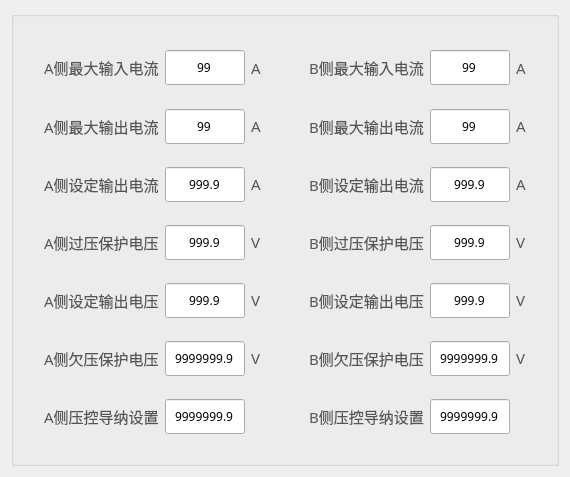
Old version of the form tform5.ui in the repository Curtain-Wang/BatteryControl.
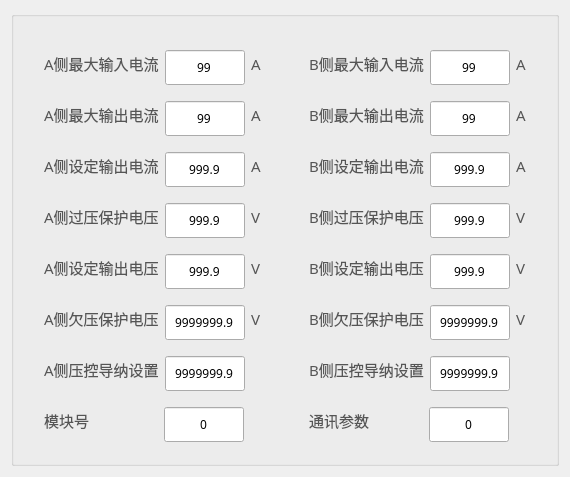
New version of the form. Custom widgets are drawn as their Qt base class.

Commit message: 新增模块号、通讯参数读取设置功能

What changed in the file:
```diff
--- a/tform5.ui
+++ b/tform5.ui
@@ -651,6 +651,91 @@
            </layout>
           </widget>
          </item>
+         <item>
+          <widget class="QGroupBox" name="groupBox_25">
+           <property name="styleSheet">
+            <string notr="true">QGroupBox {
+    border: none
+}
+</string>
+           </property>
+           <property name="title">
+            <string/>
+           </property>
+           <layout class="QHBoxLayout" name="horizontalLayout_29">
+            <item>
+             <widget class="QLabel" name="label_34">
+              <property name="font">
+               <font>
+                <family>Microsoft YaHei</family>
+                <pointsize>-1</pointsize>
+                <bold>false</bold>
+               </font>
+              </property>
+              <property name="text">
+               <string>模块号</string>
+              </property>
+             </widget>
+            </item>
+            <item>
+             <widget class="MyLineEdit" name="d0">
+              <property name="sizePolicy">
+               <sizepolicy hsizetype="Fixed" vsizetype="Fixed">
+                <horstretch>0</horstretch>
+                <verstretch>0</verstretch>
+               </sizepolicy>
+              </property>
+              <property name="minimumSize">
+               <size>
+                <width>80</width>
+                <height>35</height>
+               </size>
+              </property>
+              <property name="maximumSize">
+               <size>
+                <width>80</width>
+                <height>35</height>
+               </size>
+              </property>
+              <property name="font">
+               <font>
+                <family>Microsoft YaHei</family>
+               </font>
+              </property>
+              <property name="text">
+               <string>0</string>
+              </property>
+              <property name="alignment">
+               <set>Qt::AlignCenter</set>
+              </property>
+              <property name="readOnly">
+               <bool>true</bool>
+              </property>
+             </widget>
+            </item>
+            <item>
+             <widget class="QLabel" name="label_44">
+              <property name="maximumSize">
+               <size>
+                <width>11</width>
+                <height>16777215</height>
+               </size>
+              </property>
+              <property name="font">
+               <font>
+                <family>Microsoft YaHei</family>
+                <pointsize>-1</pointsize>
+                <bold>false</bold>
+               </font>
+              </property>
+              <property name="text">
+               <string/>
+              </property>
+             </widget>
+            </item>
+           </layout>
+          </widget>
+         </item>
         </layout>
        </widget>
       </item>
@@ -1261,6 +1346,91 @@
            </layout>
           </widget>
          </item>
+         <item>
+          <widget class="QGroupBox" name="groupBox_34">
+           <property name="styleSheet">
+            <string notr="true">QGroupBox {
+    border: none
+}
+</string>
+           </property>
+           <property name="title">
+            <string/>
+           </property>
+           <layout class="QHBoxLayout" name="horizontalLayout_30">
+            <item>
+             <widget class="QLabel" name="label_45">
+              <property name="font">
+               <font>
+                <family>Microsoft YaHei</family>
+                <pointsize>-1</pointsize>
+                <bold>false</bold>
+               </font>
+              </property>
+              <property name="text">
+               <string>通讯参数</string>
+              </property>
+             </widget>
+            </item>
+            <item>
+             <widget class="MyLineEdit" name="d1">
+              <property name="sizePolicy">
+               <sizepolicy hsizetype="Fixed" vsizetype="Fixed">
+                <horstretch>0</horstretch>
+                <verstretch>0</verstretch>
+               </sizepolicy>
+              </property>
+              <property name="minimumSize">
+               <size>
+                <width>80</width>
+                <height>35</height>
+               </size>
+              </property>
+              <property name="maximumSize">
+               <size>
+                <width>80</width>
+                <height>35</height>
+               </size>
+              </property>
+              <property name="font">
+               <font>
+                <family>Microsoft YaHei</family>
+               </font>
+              </property>
+              <property name="text">
+               <string>0</string>
+              </property>
+              <property name="alignment">
+               <set>Qt::AlignCenter</set>
+              </property>
+              <property name="readOnly">
+               <bool>true</bool>
+              </property>
+             </widget>
+            </item>
+            <item>
+             <widget class="QLabel" name="label_46">
+              <property name="maximumSize">
+               <size>
+                <width>11</width>
+                <height>16777215</height>
+               </size>
+              </property>
+              <property name="font">
+               <font>
+                <family>Microsoft YaHei</family>
+                <pointsize>-1</pointsize>
+                <bold>false</bold>
+               </font>
+              </property>
+              <property name="text">
+               <string/>
+              </property>
+             </widget>
+            </item>
+           </layout>
+          </widget>
+         </item>
         </layout>
        </widget>
       </item>
```
The commit also changes 2 other files.
